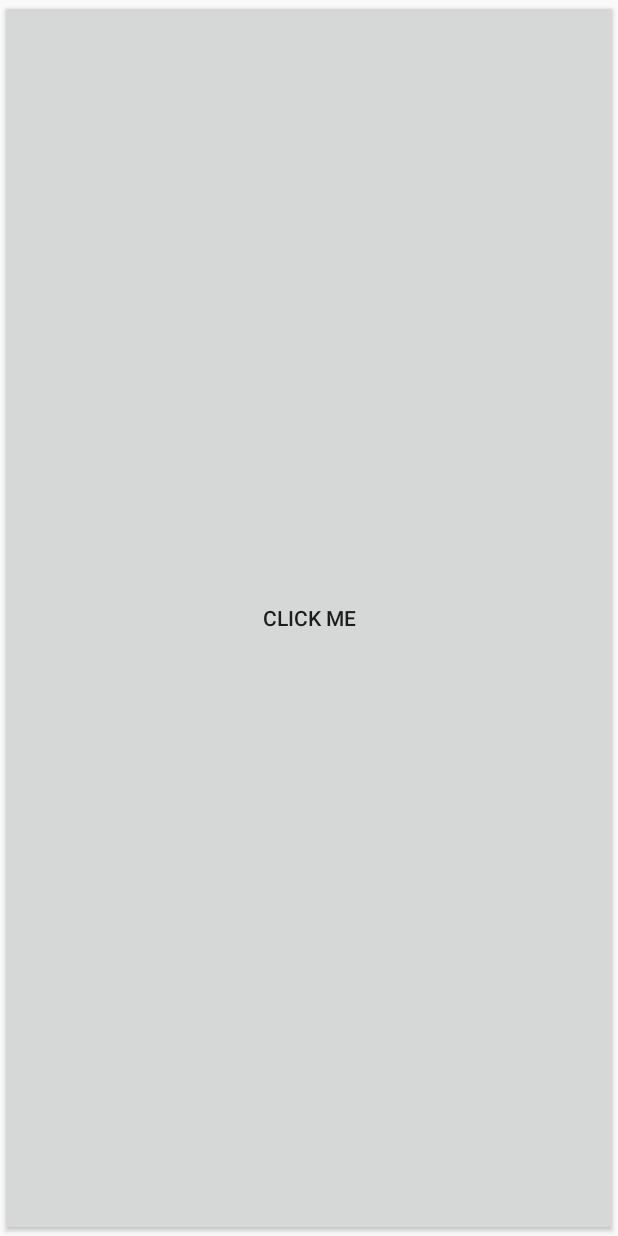
After one commit to imrankst1221/Kotlin-Guides, an Android app: the Main2Activity screen opened directly, with no data from a screen before it, on a phone screen of 412 x 824 dp. The commit adds this screen. Run offline under Robolectric (Android 15) with nearby library versions, the phone set to English and light mode, and no system bars.

Commit message:
- update

```diff
--- a/rest_api/src/main/AndroidManifest.xml
+++ b/rest_api/src/main/AndroidManifest.xml
@@ -14,6 +14,10 @@
 		android:supportsRtl="true"
 		android:theme="@style/AppTheme"
 		tools:ignore="GoogleAppIndexingWarning">
+		<activity
+			android:name="com.imrankst1221.kotlin.ui.Main2Activity"
+			android:label="@string/title_activity_main2"
+			android:theme="@style/AppTheme.NoActionBar"></activity>
 		<activity android:name="com.imrankst1221.kotlin.ui.MainActivity">
 			<intent-filter>
 				<action android:name="android.intent.action.MAIN" />
--- /dev/null
+++ b/rest_api/src/main/java/com/imrankst1221/kotlin/api/request/test.kt
@@ -0,0 +1,4 @@
+package com.imrankst1221.kotlin.api.request
+
+
+class test(var id: Int, var name: String, var url: String)
--- /dev/null
+++ b/rest_api/src/main/java/com/imrankst1221/kotlin/ui/Main2Activity.java
@@ -0,0 +1,33 @@
+package com.imrankst1221.kotlin.ui;
+
+import android.os.Bundle;
+import android.support.design.widget.FloatingActionButton;
+import android.support.design.widget.Snackbar;
+import android.support.v7.app.AppCompatActivity;
+import android.support.v7.widget.Toolbar;
+import android.view.View;
+import android.widget.Button;
+import android.widget.TextView;
+
+import com.imrankst1221.kotlin.api.R;
+
+public class Main2Activity extends AppCompatActivity {
+
+    @Override
+    protected void onCreate(Bundle savedInstanceState) {
+        super.onCreate(savedInstanceState);
+        setContentView(R.layout.activity_main);
+        Toolbar toolbar = findViewById(R.id.toolbar);
+        setSupportActionBar(toolbar);
+
+        final TextView txtView = (TextView) findViewById(R.id.txt_id);
+        Button btnClick = (Button) findViewById(R.id.btn_click);
+        btnClick.setOnClickListener(new View.OnClickListener() {
+            @Override
+            public void onClick(View view) {
+                txtView.setText("Hello!!");
+            }
+        });
+    }
+
+}
--- a/rest_api/src/main/java/com/imrankst1221/kotlin/ui/MainActivity.kt
+++ b/rest_api/src/main/java/com/imrankst1221/kotlin/ui/MainActivity.kt
@@ -14,6 +14,8 @@ import io.reactivex.schedulers.Schedulers
 
 class MainActivity : AppCompatActivity() {
     lateinit var mContext: Context
+
+
 
     override fun onCreate(savedInstanceState: Bundle?) {
         super.onCreate(savedInstanceState)
--- a/rest_api/src/main/res/layout/activity_main.xml
+++ b/rest_api/src/main/res/layout/activity_main.xml
@@ -6,7 +6,8 @@
     android:layout_height="match_parent"
     tools:context="com.imrankst1221.kotlin.ui.MainActivity">
 
-    <TextView
+   <TextView
+       android:id="@+id/txt_id"
         android:layout_width="wrap_content"
         android:layout_height="wrap_content"
         android:text="Hello World!"
@@ -15,4 +16,10 @@
         app:layout_constraintRight_toRightOf="parent"
         app:layout_constraintTop_toTopOf="parent" />
 
+   <Button
+       android:id="@+id/btn_click"
+       android:layout_width="match_parent"
+       android:layout_height="match_parent"
+       android:text="Click me"/>
+
 </android.support.constraint.ConstraintLayout>
--- /dev/null
+++ b/rest_api/src/main/res/values/dimens.xml
@@ -0,0 +1,3 @@
+<resources>
+	<dimen name="fab_margin">16dp</dimen>
+</resources>
--- a/rest_api/src/main/res/values/strings.xml
+++ b/rest_api/src/main/res/values/strings.xml
@@ -1,3 +1,4 @@
 <resources>
-    <string name="app_name">Kotlin- Api Manage</string>
+	<string name="app_name">Kotlin- Api Manage</string>
+	<string name="title_activity_main2">Main2Activity</string>
 </resources>
--- a/rest_api/src/main/res/values/styles.xml
+++ b/rest_api/src/main/res/values/styles.xml
@@ -8,4 +8,13 @@
 		<item name="colorAccent">@color/colorAccent</item>
 	</style>
 
+	<style name="AppTheme.NoActionBar">
+		<item name="windowActionBar">false</item>
+		<item name="windowNoTitle">true</item>
+	</style>
+
+	<style name="AppTheme.AppBarOverlay" parent="ThemeOverlay.AppCompat.Dark.ActionBar" />
+
+	<style name="AppTheme.PopupOverlay" parent="ThemeOverlay.AppCompat.Light" />
+
 </resources>
```
Also changed, not shown: rest_api/build.gradle (+5 -4 lines), rest_api/src/main/java/com/imrankst1221/kotlin/api/request/TestJava.java (added, +37 -0 lines), rest_api/src/main/res/layout/activity_main2.xml (added, +33 -0 lines), rest_api/src/main/res/layout/content_main2.xml (added, +11 -0 lines), rest_api/src/main/java/com/imrankst1221/kotlin/api/request/LoginRequest.kt (line endings or trailing spaces), 2 other files. Lines whose indentation alone changed are shown as unchanged.
